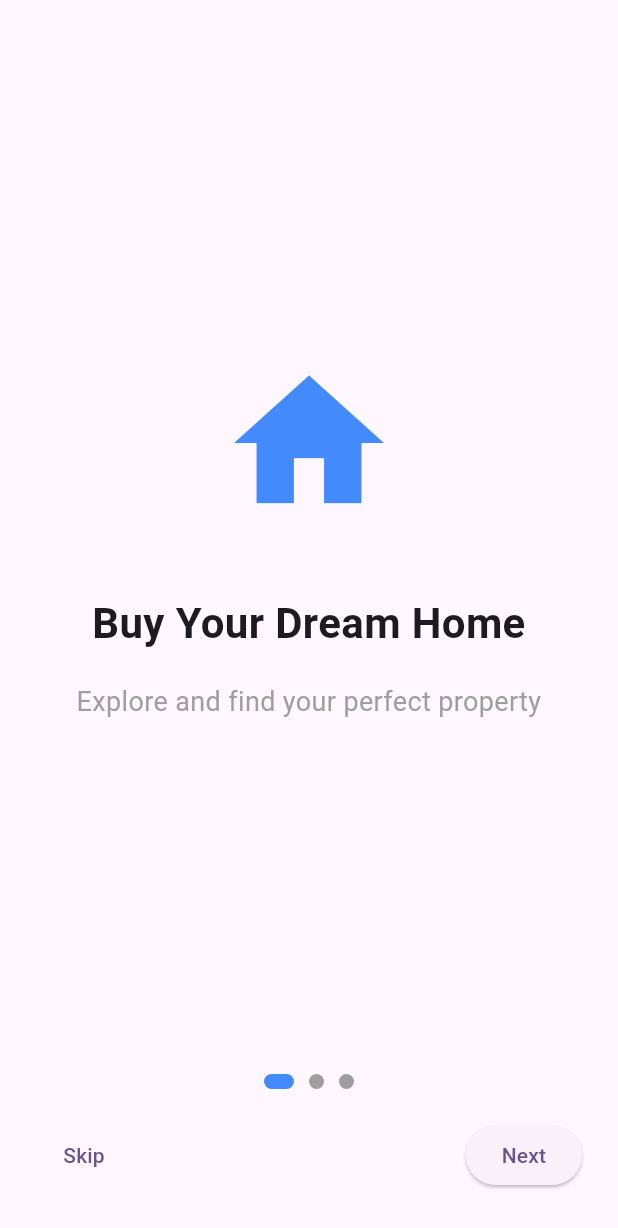
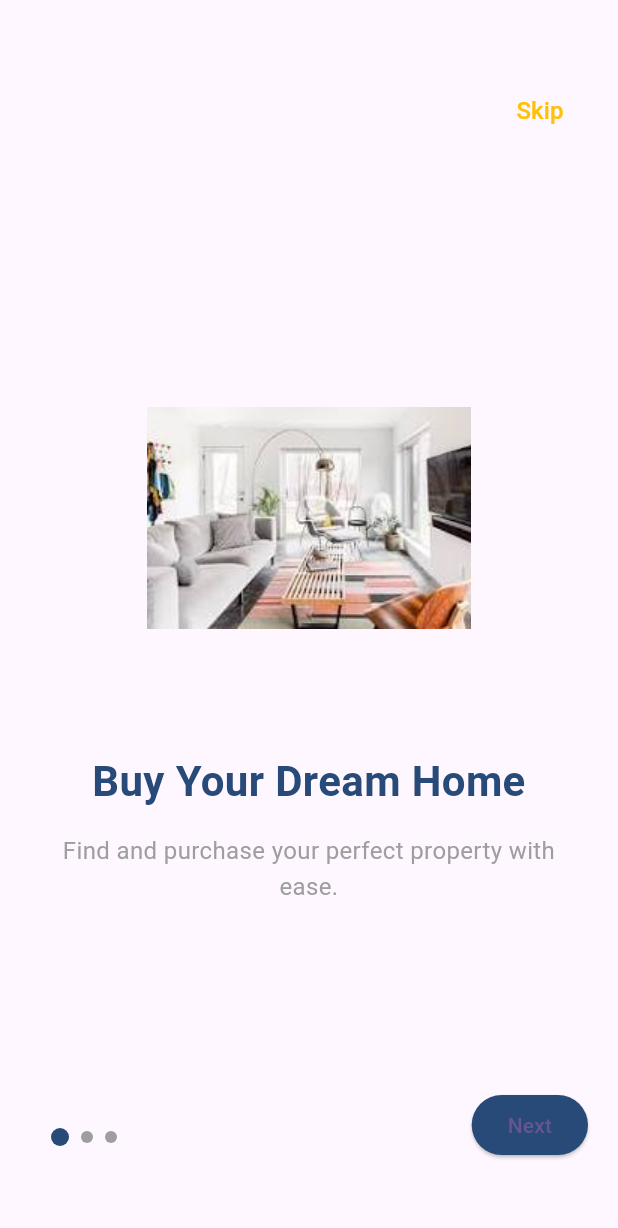
Before and after one commit to Senwin5/deusmagnus, a Flutter app: the screen it shows after launch, on a phone screen of 412 x 824 dp. Shown: the top 1228 px of the screen. Run offline on Flutter 3.47's test engine with Material 3 defaults, Android fonts, the phone set to English and light mode, and no system bars; our stand-ins replace cloud_firestore, firebase_auth, firebase_core, firebase_storage, image_picker, shared_preferences; accounts and stored records are empty.

```diff
--- a/lib/pages/welcom/onboarding_screen.dart
+++ b/lib/pages/welcom/onboarding_screen.dart
@@ -13,33 +13,25 @@ class _OnboardingScreenState extends State<OnboardingScreen> {
   final PageController _pageController = PageController();
   int currentPage = 0;
 
-  final List<Map<String, String>> pages = [
+  final List<Map<String, String>> onboardingData = [
     {
       "title": "Buy Your Dream Home",
-      "subtitle": "Explore and find your perfect property",
+      "description": "Find and purchase your perfect property with ease.",
+      "image": "assets/images/house1.png",
     },
     {
-      "title": "Invest in Projects",
-      "subtitle": "Discover ongoing and upcoming projects",
+      "title": "Discover Projects",
+      "description": "Explore real estate projects in your area.",
+      "image": "assets/images/house2.png",
     },
     {
       "title": "Manage Properties",
-      "subtitle": "Easily manage your properties in one app",
+      "description": "Keep track of your properties efficiently.",
+      "image": "assets/images/house3.png",
     },
   ];
 
-  void _nextPage() {
-    if (currentPage < pages.length - 1) {
-      _pageController.nextPage(
-        duration: const Duration(milliseconds: 300),
-        curve: Curves.easeIn,
-      );
-    } else {
-      _finishOnboarding();
-    }
-  }
-
-  Future<void> _finishOnboarding() async {
+  Future<void> _completeOnboarding() async {
     final prefs = await SharedPreferences.getInstance();
     await prefs.setBool('hasSeenOnboarding', true);
 
@@ -52,80 +44,99 @@ class _OnboardingScreenState extends State<OnboardingScreen> {
   @override
   Widget build(BuildContext context) {
     return Scaffold(
-      body: SafeArea(
-        child: Column(
+      body: Stack(
         children: [
-            Expanded(
-              child: PageView.builder(
+          PageView.builder(
             controller: _pageController,
-                itemCount: pages.length,
             onPageChanged: (index) => setState(() => currentPage = index),
-                itemBuilder: (_, index) => Padding(
-                  padding: const EdgeInsets.all(24.0),
-                  child: Column(
+            itemCount: onboardingData.length,
+            itemBuilder: (context, index) {
+              return Column(
                 mainAxisAlignment: MainAxisAlignment.center,
                 children: [
-                      // Replace with image if needed
-                      const Icon(Icons.home,
-                          size: 120, color: Colors.blueAccent),
-                      const SizedBox(height: 40),
+                  Image.asset(
+                    onboardingData[index]['image']!,
+                    height: 250,
+                  ),
+                  const SizedBox(height: 30),
                   Text(
-                        pages[index]["title"]!,
+                    onboardingData[index]['title']!,
                     style: const TextStyle(
                         fontSize: 28,
                         fontWeight: FontWeight.bold,
-                        ),
+                        color: Color(0xff284a79)),
                     textAlign: TextAlign.center,
                   ),
-                      const SizedBox(height: 20),
-                      Text(
-                        pages[index]["subtitle"]!,
-                        style:
-                            const TextStyle(fontSize: 18, color: Colors.grey),
+                  const SizedBox(height: 15),
+                  Padding(
+                    padding: const EdgeInsets.symmetric(horizontal: 30),
+                    child: Text(
+                      onboardingData[index]['description']!,
+                      style: const TextStyle(
+                          fontSize: 16, color: Colors.grey, height: 1.5),
                       textAlign: TextAlign.center,
                     ),
+                  ),
                 ],
+              );
+            },
+          ),
+          // Skip button
+          Positioned(
+            top: 50,
+            right: 20,
+            child: TextButton(
+              onPressed: _completeOnboarding,
+              child: const Text(
+                "Skip",
+                style: TextStyle(color: Colors.amber, fontSize: 16),
+              ),
+            ),
+          ),
+          // Next / Done button
+          Positioned(
+            bottom: 50,
+            right: 20,
+            child: ElevatedButton(
+              onPressed: () {
+                if (currentPage == onboardingData.length - 1) {
+                  _completeOnboarding();
+                } else {
+                  _pageController.nextPage(
+                      duration: const Duration(milliseconds: 500),
+                      curve: Curves.ease);
+                }
+              },
+              style: ElevatedButton.styleFrom(
+                backgroundColor: const Color(0xff284a79),
+              ),
+              child: Text(
+                currentPage == onboardingData.length - 1 ? "Done" : "Next",
+              ),
+            ),
+          ),
+          // Dots indicator
+          Positioned(
+            bottom: 60,
+            left: 30,
+            child: Row(
+              children: List.generate(
+                onboardingData.length,
+                (index) => Container(
+                  margin: const EdgeInsets.symmetric(horizontal: 4),
+                  width: currentPage == index ? 12 : 8,
+                  height: currentPage == index ? 12 : 8,
+                  decoration: BoxDecoration(
+                    color: currentPage == index
+                        ? const Color(0xff284a79)
+                        : Colors.grey,
+                    shape: BoxShape.circle,
                   ),
                 ),
               ),
             ),
-            Row(
-              mainAxisAlignment: MainAxisAlignment.center,
-              children: List.generate(
-                pages.length,
-                (index) => Container(
-                  margin: const EdgeInsets.symmetric(horizontal: 5),
-                  width: currentPage == index ? 20 : 10,
-                  height: 10,
-                  decoration: BoxDecoration(
-                    color:
-                        currentPage == index ? Colors.blueAccent : Colors.grey,
-                    borderRadius: BorderRadius.circular(10),
-                  ),
-                ),
-              ),
-            ),
-            const SizedBox(height: 20),
-            Padding(
-              padding: const EdgeInsets.symmetric(horizontal: 24.0),
-              child: Row(
-                mainAxisAlignment: MainAxisAlignment.spaceBetween,
-                children: [
-                  TextButton(
-                    onPressed: _finishOnboarding,
-                    child: const Text("Skip"),
-                  ),
-                  ElevatedButton(
-                    onPressed: _nextPage,
-                    child:
-                        Text(currentPage == pages.length - 1 ? "Done" : "Next"),
           ),
         ],
-              ),
-            ),
-            const SizedBox(height: 30),
-          ],
-        ),
       ),
     );
   }
```
Also changed, not shown: lib/pages/welcom/splash_screen.dart (+7 -49 lines). Lines whose indentation alone changed are shown as unchanged.
